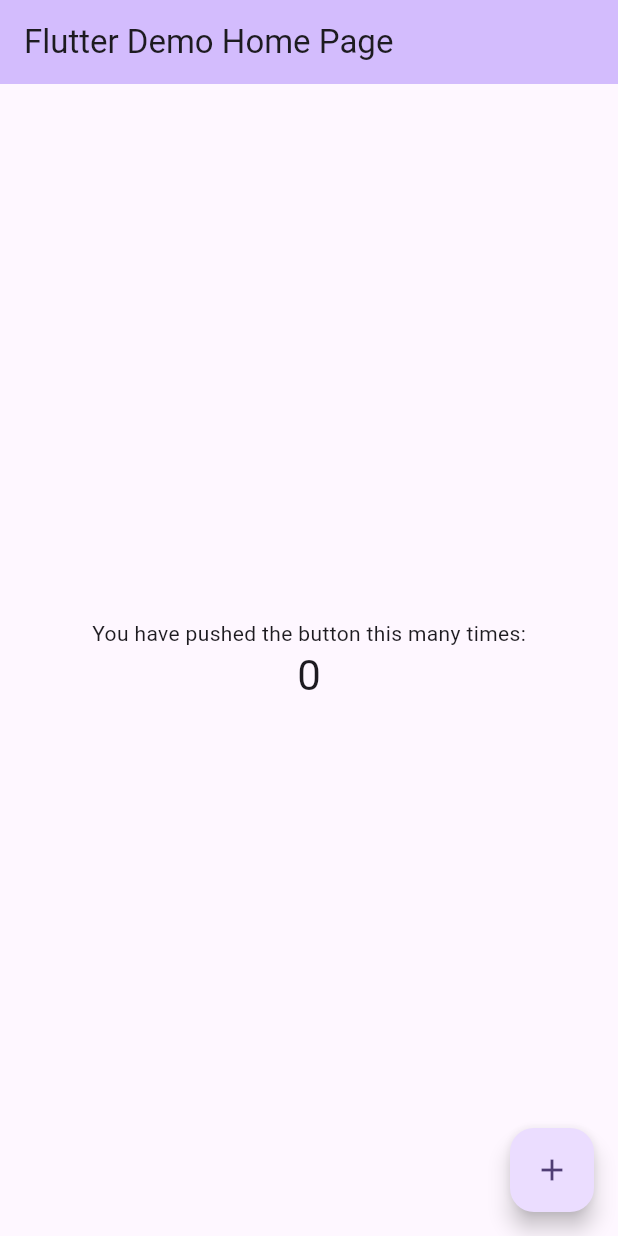
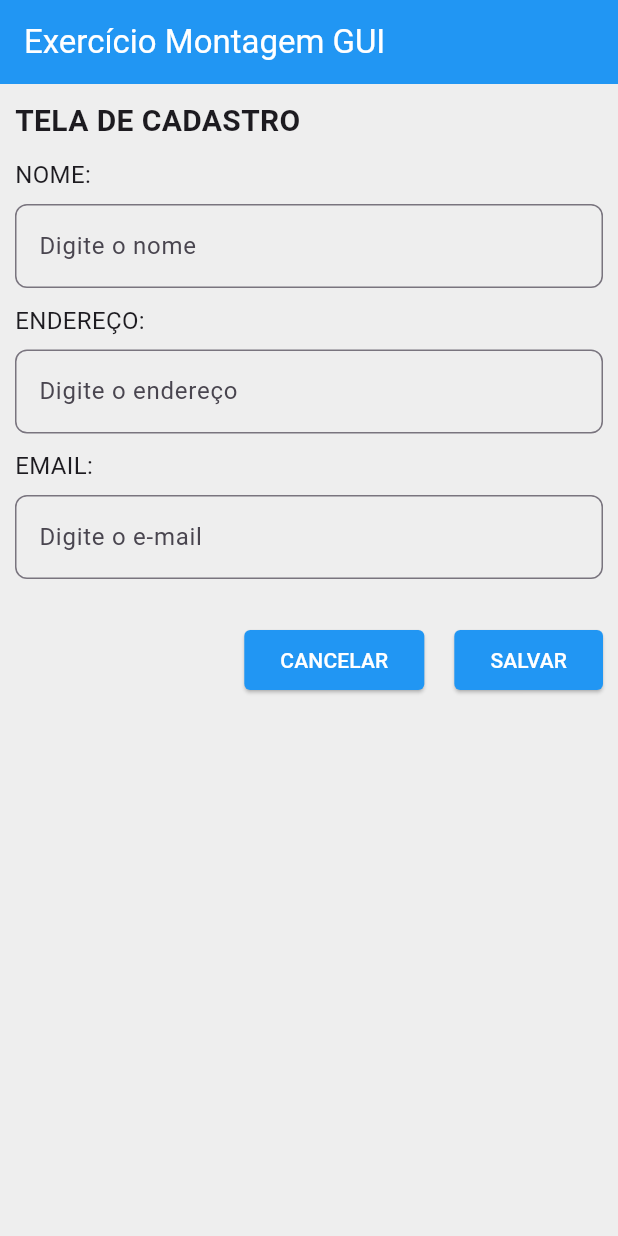
Before and after one commit to Lilianperim/GuiRegister, a Flutter app: the screen it shows after launch, on a phone screen of 412 x 824 dp. Run offline on Flutter 3.47's test engine with Material 3 defaults, Android fonts, the phone set to English and light mode, and no system bars.

Commit message:
Add register page GUI

```diff
--- a/lib/main.dart
+++ b/lib/main.dart
@@ -1,125 +1,8 @@
 import 'package:flutter/material.dart';
+import 'package:guiregister/register/register_page.dart';
 
 void main() {
-  runApp(const MyApp());
+  runApp(MaterialApp(
+    home: RegisterScreen(),
+  ));
 }
-
-class MyApp extends StatelessWidget {
-  const MyApp({super.key});
-
-  // This widget is the root of your application.
-  @override
-  Widget build(BuildContext context) {
-    return MaterialApp(
-      title: 'Flutter Demo',
-      theme: ThemeData(
-        // This is the theme of your application.
-        //
-        // TRY THIS: Try running your application with "flutter run". You'll see
-        // the application has a purple toolbar. Then, without quitting the app,
-        // try changing the seedColor in the colorScheme below to Colors.green
-        // and then invoke "hot reload" (save your changes or press the "hot
-        // reload" button in a Flutter-supported IDE, or press "r" if you used
-        // the command line to start the app).
-        //
-        // Notice that the counter didn't reset back to zero; the application
-        // state is not lost during the reload. To reset the state, use hot
-        // restart instead.
-        //
-        // This works for code too, not just values: Most code changes can be
-        // tested with just a hot reload.
-        colorScheme: ColorScheme.fromSeed(seedColor: Colors.deepPurple),
-        useMaterial3: true,
-      ),
-      home: const MyHomePage(title: 'Flutter Demo Home Page'),
-    );
-  }
-}
-
-class MyHomePage extends StatefulWidget {
-  const MyHomePage({super.key, required this.title});
-
-  // This widget is the home page of your application. It is stateful, meaning
-  // that it has a State object (defined below) that contains fields that affect
-  // how it looks.
-
-  // This class is the configuration for the state. It holds the values (in this
-  // case the title) provided by the parent (in this case the App widget) and
-  // used by the build method of the State. Fields in a Widget subclass are
-  // always marked "final".
-
-  final String title;
-
-  @override
-  State<MyHomePage> createState() => _MyHomePageState();
-}
-
-class _MyHomePageState extends State<MyHomePage> {
-  int _counter = 0;
-
-  void _incrementCounter() {
-    setState(() {
-      // This call to setState tells the Flutter framework that something has
-      // changed in this State, which causes it to rerun the build method below
-      // so that the display can reflect the updated values. If we changed
-      // _counter without calling setState(), then the build method would not be
-      // called again, and so nothing would appear to happen.
-      _counter++;
-    });
-  }
-
-  @override
-  Widget build(BuildContext context) {
-    // This method is rerun every time setState is called, for instance as done
-    // by the _incrementCounter method above.
-    //
-    // The Flutter framework has been optimized to make rerunning build methods
-    // fast, so that you can just rebuild anything that needs updating rather
-    // than having to individually change instances of widgets.
-    return Scaffold(
-      appBar: AppBar(
-        // TRY THIS: Try changing the color here to a specific color (to
-        // Colors.amber, perhaps?) and trigger a hot reload to see the AppBar
-        // change color while the other colors stay the same.
-        backgroundColor: Theme.of(context).colorScheme.inversePrimary,
-        // Here we take the value from the MyHomePage object that was created by
-        // the App.build method, and use it to set our appbar title.
-        title: Text(widget.title),
-      ),
-      body: Center(
-        // Center is a layout widget. It takes a single child and positions it
-        // in the middle of the parent.
-        child: Column(
-          // Column is also a layout widget. It takes a list of children and
-          // arranges them vertically. By default, it sizes itself to fit its
-          // children horizontally, and tries to be as tall as its parent.
-          //
-          // Column has various properties to control how it sizes itself and
-          // how it positions its children. Here we use mainAxisAlignment to
-          // center the children vertically; the main axis here is the vertical
-          // axis because Columns are vertical (the cross axis would be
-          // horizontal).
-          //
-          // TRY THIS: Invoke "debug painting" (choose the "Toggle Debug Paint"
-          // action in the IDE, or press "p" in the console), to see the
-          // wireframe for each widget.
-          mainAxisAlignment: MainAxisAlignment.center,
-          children: <Widget>[
-            const Text(
-              'You have pushed the button this many times:',
-            ),
-            Text(
-              '$_counter',
-              style: Theme.of(context).textTheme.headlineMedium,
-            ),
-          ],
-        ),
-      ),
-      floatingActionButton: FloatingActionButton(
-        onPressed: _incrementCounter,
-        tooltip: 'Increment',
-        child: const Icon(Icons.add),
-      ), // This trailing comma makes auto-formatting nicer for build methods.
-    );
-  }
-}
--- /dev/null
+++ b/lib/register/register_page.dart
@@ -0,0 +1,119 @@
+import 'package:flutter/material.dart';
+
+class RegisterScreen extends StatelessWidget {
+  RegisterScreen({super.key});
+
+  static const Widget verticalSpaceSmall = SizedBox(height: 8.0);
+  static const Widget verticalSpaceMedium = SizedBox(height: 10);
+  static const Widget verticalSpaceLarge = SizedBox(height: 20);
+
+  InputDecoration _buildInputDecoration(String label) {
+    return InputDecoration(
+      labelText: label,
+      border: OutlineInputBorder(
+        borderRadius: BorderRadius.circular(8.0),
+      ),
+    );
+  }
+
+  @override
+  Widget build(BuildContext context) {
+    return Scaffold(
+      backgroundColor: Colors.grey[200],
+      appBar: AppBar(
+        backgroundColor: Colors.blue,
+        title: const Text(
+          'Exercício Montagem GUI',
+          style: TextStyle(color: Colors.white),
+        ),
+      ),
+      body: SingleChildScrollView(
+        child: Container(
+          margin: const EdgeInsets.all(10.0),
+          child: Column(
+            crossAxisAlignment: CrossAxisAlignment.start,
+            children: <Widget>[
+              const Text(
+                "TELA DE CADASTRO",
+                style: TextStyle(
+                  fontSize: 20.0,
+                  fontWeight: FontWeight.w600,
+                ),
+              ),
+              verticalSpaceMedium,
+              _buildLabeledTextField('NOME:', 'Digite o nome'),
+              _buildLabeledTextField('ENDEREÇO:', 'Digite o endereço'),
+              _buildLabeledTextField('EMAIL:', 'Digite o e-mail'),
+              verticalSpaceLarge,
+              _buildActionButtons(context),
+            ],
+          ),
+        ),
+      ),
+    );
+  }
+
+  Widget _buildLabeledTextField(String label, String hint) {
+    return Column(
+      crossAxisAlignment: CrossAxisAlignment.start,
+      children: <Widget>[
+        Text(
+          label,
+          style: const TextStyle(fontSize: 16),
+        ),
+        verticalSpaceSmall,
+        TextField(
+          decoration: _buildInputDecoration(hint),
+        ),
+        verticalSpaceMedium,
+      ],
+    );
+  }
+
+  Widget _buildActionButtons(BuildContext context) {
+    return Row(
+      mainAxisAlignment: MainAxisAlignment.end,
+      children: <Widget>[
+        _buildButton(context, 'CANCELAR', true),
+        const SizedBox(width: 20),
+        _buildButton(context, 'SALVAR', false),
+      ],
+    );
+  }
+
+  Widget _buildButton(BuildContext context, String label, bool isFirstButton) {
+    return ElevatedButton(
+      onPressed: () => onTapButton(context, isFirstButton),
+      style: buttonStyle,
+      child: Text(
+        label,
+        style: const TextStyle(color: Colors.white),
+      ),
+    );
+  }
+
+  final ButtonStyle buttonStyle = ElevatedButton.styleFrom(
+    backgroundColor: Colors.blue,
+    shape: RoundedRectangleBorder(
+      borderRadius: BorderRadius.circular(4),
+    ),
+  );
+
+  void onTapButton(BuildContext context, bool isFirstButton) {
+    final action = isFirstButton ? 'cancelar' : 'salvar';
+    showCustomAlert(context, 'Botão $action', 'O botão $action foi acionado');
+  }
+
+  void showCustomAlert(BuildContext context, String title, String message) {
+    showDialog(
+      context: context,
+      builder: (BuildContext context) {
+        return AlertDialog(
+          title: Text(title),
+          content: Text(message),
+          titleTextStyle: const TextStyle(color: Colors.black, fontSize: 20),
+        );
+      },
+    );
+  }
+}
```
